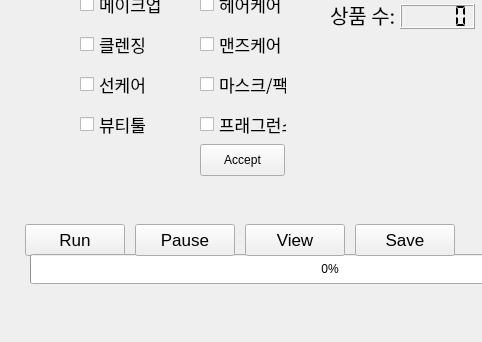
Old version of the form src/gui/form/scrapingWindow.ui in the repository yeonseo-Jung/beauty_kr; both pictures show x 0 to 482 and y 86 to 428 of the 656 by 428 pixel window.
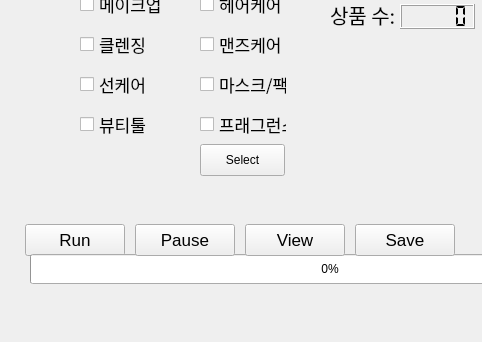
New version of the form.

```diff
--- a/src/gui/form/scrapingWindow.ui
+++ b/src/gui/form/scrapingWindow.ui
@@ -29,7 +29,7 @@
      </font>
     </property>
     <property name="text">
-     <string>Accept</string>
+     <string>Select</string>
     </property>
    </widget>
    <widget class="QCheckBox" name="skincare">
```
Left out of the diff: 2 changed lines with no effect on the pictures.
